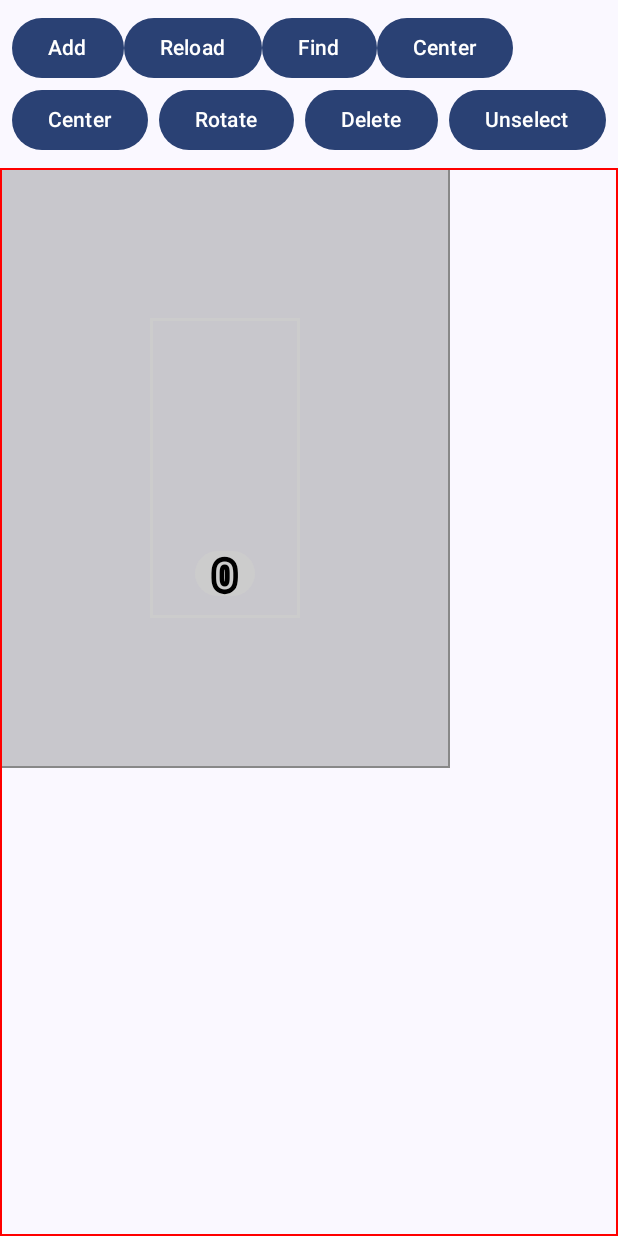
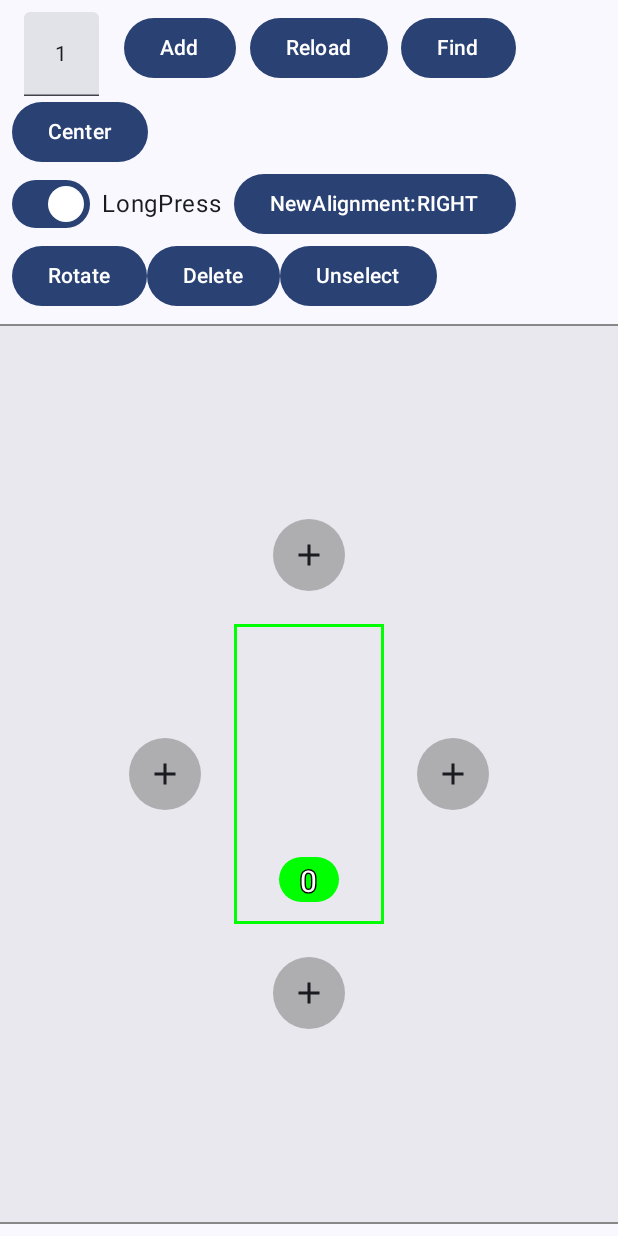
Before and after one commit to victorwads/ParkingShareAndroid, an Android app built with Jetpack Compose: the ParkingEditorScreen screen opened through its navigation route, after a tap on "Add", on a phone screen of 412 x 824 dp. Run offline under Robolectric (Android 15) with nearby library versions, the phone set to English and light mode, and no system bars; our stand-ins replace Firebase (no records; nobody signed in at launch, a user with empty details on screens opened directly).

Commit message:
final editor features

```diff
--- a/app/build.gradle.kts
+++ b/app/build.gradle.kts
@@ -15,8 +15,8 @@ android {
         applicationId = "br.com.victorwads.parkingshare"
         minSdk = 26
         targetSdk = 34
-        versionCode = 4
-        versionName = "08092023.2"
+        versionCode = 5
+        versionName = "09092023.1"
 
         testInstrumentationRunner = "androidx.test.runner.AndroidJUnitRunner"
         vectorDrawables {
--- /dev/null
+++ b/app/src/main/java/br/com/victorwads/parkingshare/ProjectSettings.kt
@@ -0,0 +1,3 @@
+package br.com.victorwads.parkingshare
+
+val isDebug = BuildConfig.DEBUG
--- a/app/src/main/java/br/com/victorwads/parkingshare/data/models/PlaceSpot.kt
+++ b/app/src/main/java/br/com/victorwads/parkingshare/data/models/PlaceSpot.kt
@@ -101,14 +101,15 @@ data class PlaceSpot(
     }
 
     @Exclude
-    fun alignWith(square2: PlaceSpot, alignment: Alignment) {
-        if (square2.id == id) return
+    fun alignWith(square2: PlaceSpot, alignment: Alignment): PlaceSpot {
+        if (square2.id == id) return this
         position = when (alignment) {
             Alignment.LEFT -> Position(square2.left - size.width, square2.top)
             Alignment.RIGHT -> Position(square2.left + square2.size.width, square2.top)
             Alignment.TOP -> Position(square2.left, square2.top - size.height)
             Alignment.BOTTOM -> Position(square2.left, square2.top + square2.size.height)
         }
+        return this
     }
 
     enum class Alignment {
--- a/app/src/main/java/br/com/victorwads/parkingshare/data/models/PlaceSpotExtensions.kt
+++ b/app/src/main/java/br/com/victorwads/parkingshare/data/models/PlaceSpotExtensions.kt
@@ -2,7 +2,6 @@ package br.com.victorwads.parkingshare.data.models
 
 import androidx.compose.ui.unit.DpSize
 import androidx.compose.ui.unit.dp
-import br.com.victorwads.parkingshare.presentation.screens.parking.shadowMargin
 
 val Map<String, PlaceSpot>.minX
     get() = this.minOfOrNull { it.value.position.x } ?: 0f
@@ -24,3 +23,18 @@ val Map<String, PlaceSpot>.area
         (maxX - minX).dp + (shadowMargin * 2),
         (maxY - minY).dp + (shadowMargin * 2)
     )
+
+val Map<String, PlaceSpot>.lastId
+    get() = this.maxOfOrNull { it.value.id }.let { this[it] ?: PlaceSpot() }
+
+fun PlaceSpot.fixPosition(spots: Map<String, PlaceSpot>): PlaceSpot {
+    var hitSpot = isInside(spots.values.toList())
+    var i = 0
+    while (hitSpot != null && i++ < spots.size) {
+        fixPosition(hitSpot)
+        hitSpot = isInside(spots.values.toList())
+    }
+    return this
+}
+
+val shadowMargin = 200.dp
--- a/app/src/main/java/br/com/victorwads/parkingshare/presentation/screens/parking/ParkingEditViewModel.kt
+++ b/app/src/main/java/br/com/victorwads/parkingshare/presentation/screens/parking/ParkingEditViewModel.kt
@@ -1,17 +1,19 @@
 package br.com.victorwads.parkingshare.presentation.screens.parking
 
 import androidx.compose.runtime.mutableFloatStateOf
+import androidx.compose.runtime.mutableIntStateOf
 import androidx.compose.runtime.mutableStateMapOf
 import androidx.compose.runtime.mutableStateOf
 import androidx.compose.ui.geometry.Offset
 import androidx.compose.ui.unit.IntSize
-import androidx.compose.ui.unit.dp
 import androidx.lifecycle.ViewModel
 import androidx.lifecycle.viewModelScope
 import br.com.victorwads.parkingshare.data.ParkingSpotsRepository
 import br.com.victorwads.parkingshare.data.models.PlaceSpot
 import br.com.victorwads.parkingshare.data.models.area
 import br.com.victorwads.parkingshare.data.models.boxSpot
+import br.com.victorwads.parkingshare.data.models.fixPosition
+import br.com.victorwads.parkingshare.data.models.lastId
 import br.com.victorwads.parkingshare.data.models.maxX
 import br.com.victorwads.parkingshare.data.models.maxY
 import br.com.victorwads.parkingshare.data.models.minX
@@ -23,6 +25,9 @@ class ParkingEditViewModel : ViewModel() {
 
     private val parkingSpotsRepository = ParkingSpotsRepository()
     private val tempFloor = "T"
+
+    val newItemsAlignment = mutableStateOf(PlaceSpot.Alignment.RIGHT)
+    val newItemsJump = mutableIntStateOf(1)
 
     val parkingSpots = mutableStateMapOf<String, PlaceSpot>()
     val selectedSpot = mutableStateOf<PlaceSpot?>(null)
@@ -40,36 +45,36 @@ class ParkingEditViewModel : ViewModel() {
         }
     }
 
-    fun findSpot(id: String) {
-        parkingSpots[id]?.let {
+    fun findSpot(term: String) {
+        val searched = parkingSpots[term]
+            ?: parkingSpots.values.find { it.id.lowercase().startsWith(term.lowercase()) }
+            ?: parkingSpots.values.find { it.id.lowercase().endsWith(term.lowercase()) }
+            ?: parkingSpots.values.find { it.id.lowercase().contains(term.lowercase()) }
+        searched?.let {
             selectedSpot.value = it
             animateToSpot(it)
-        } ?: addParkingSpot(name = id)
+        } ?: addParkingSpot(name = term)
     }
 
-    fun addParkingSpot(name: String? = null, save: Boolean = true) {
-        val newName = name ?: parkingSpots.size.toString()
-        val newSpot = selectedSpot.value?.let {
-            PlaceSpot(
-                id = newName,
-                floor = tempFloor,
-                position = it.position + Offset(it.size.width, 0f)
-            )
-        } ?: PlaceSpot(newName)
-        parkingSpots[newName] = newSpot
-        selectedSpot.value = newSpot
-        if (save) saveSpotChanges(newSpot)
-        animateToSpot(newSpot)
+    fun addParkingSpot(name: String? = null, save: Boolean = true, align: PlaceSpot.Alignment? = null): PlaceSpot {
+        align?.let { newItemsAlignment.value = it }
+        val new = (selectedSpot.value ?: parkingSpots.lastId).let { selectedSpot ->
+            selectedSpot.copy(
+                id = name ?: selectedSpot.id.toIntOrNull()?.plus(newItemsJump.intValue)?.toString() ?: "0",
+            ).alignWith(selectedSpot, newItemsAlignment.value)
+        }
+        new.let {
+            parkingSpots[it.id] = it.fixPosition(parkingSpots)
+            selectedSpot.value = it
+            animateToSpot(it)
+            if (save) saveSpotChanges(it)
+        }
+        return new
     }
 
     fun saveSpotChanges(spot: PlaceSpot, position: PlaceSpot.Position): PlaceSpot.Position {
         spot.position = position
-        var hitSpot = spot.isInside(parkingSpots.values.toList())
-        while (hitSpot != null) {
-            spot.fixPosition(hitSpot)
-            hitSpot = spot.isInside(parkingSpots.values.toList())
-        }
-
+        spot.fixPosition(parkingSpots)
         saveSpotChanges(spot)
         return spot.position
     }
@@ -86,6 +91,7 @@ class ParkingEditViewModel : ViewModel() {
         selectedSpot.value?.let {
             it.size = it.size.copy(width = it.size.height, height = it.size.width)
             parkingSpots[it.id] = it
+            it.fixPosition(parkingSpots)
             saveSpotChanges(it)
             animateToSpot(it, zoom = zoom.floatValue)
         }
@@ -95,6 +101,9 @@ class ParkingEditViewModel : ViewModel() {
         square ?: return
         parkingSpotsRepository.deleteSpot(tempFloor, square)
         parkingSpots.remove(square.id)
+        selectedSpot.value = parkingSpots.keys
+            .map { it.toIntOrNull() ?: 0 }.sorted()
+            .lastOrNull()?.let { parkingSpots[it.toString()] }
     }
 
     fun updateOffset(offset: Offset) {
@@ -165,5 +174,3 @@ class ParkingEditViewModel : ViewModel() {
         animateToSpot(selectedSpot.value ?: parkingSpots.boxSpot, zoom = zoom.floatValue)
     }
 }
-
-val shadowMargin = 100.dp
--- a/app/src/main/java/br/com/victorwads/parkingshare/presentation/screens/parking/ParkingEditorScreen.kt
+++ b/app/src/main/java/br/com/victorwads/parkingshare/presentation/screens/parking/ParkingEditorScreen.kt
@@ -4,13 +4,19 @@ import androidx.compose.foundation.layout.Arrangement
 import androidx.compose.foundation.layout.Column
 import androidx.compose.foundation.layout.ExperimentalLayoutApi
 import androidx.compose.foundation.layout.FlowRow
+import androidx.compose.foundation.layout.Row
 import androidx.compose.foundation.layout.Spacer
 import androidx.compose.foundation.layout.fillMaxSize
 import androidx.compose.foundation.layout.padding
+import androidx.compose.foundation.layout.size
 import androidx.compose.foundation.text.KeyboardActions
 import androidx.compose.foundation.text.KeyboardOptions
 import androidx.compose.material3.AlertDialog
 import androidx.compose.material3.Button
+import androidx.compose.material3.DropdownMenu
+import androidx.compose.material3.DropdownMenuItem
+import androidx.compose.material3.ExperimentalMaterial3Api
+import androidx.compose.material3.Switch
 import androidx.compose.material3.Text
 import androidx.compose.material3.TextButton
 import androidx.compose.material3.TextField
@@ -20,38 +26,80 @@ import androidx.compose.runtime.getValue
 import androidx.compose.runtime.mutableStateOf
 import androidx.compose.runtime.remember
 import androidx.compose.runtime.setValue
+import androidx.compose.ui.Alignment
 import androidx.compose.ui.Modifier
+import androidx.compose.ui.text.TextStyle
 import androidx.compose.ui.text.input.KeyboardType
+import androidx.compose.ui.text.style.TextAlign
+import androidx.compose.ui.unit.Dp
 import androidx.compose.ui.unit.dp
 import androidx.lifecycle.viewmodel.compose.viewModel
+import br.com.victorwads.parkingshare.data.models.PlaceSpot
 
-@OptIn(ExperimentalLayoutApi::class)
+@OptIn(ExperimentalLayoutApi::class, ExperimentalMaterial3Api::class)
 @Composable
 fun ParkingEditorScreen() {
-    val showDialog = remember { mutableStateOf(false) }
+    var showDialog by remember { mutableStateOf(false) }
     val viewModel: ParkingEditViewModel = viewModel()
+    var longPress by remember { mutableStateOf(true) }
     Column(modifier = Modifier.fillMaxSize()) {
         FlowRow(
             modifier = Modifier.padding(8.dp),
             horizontalArrangement = Arrangement.Absolute.SpaceBetween
         ) {
+            var newItemsJump by remember { viewModel.newItemsJump }
+            TextField(
+                modifier = Modifier
+                    .padding(start = 8.dp, end = 8.dp)
+                    .size(50.dp, Dp.Unspecified),
+                value = newItemsJump.toString(),
+                onValueChange = { newItemsJump = it.toIntOrNull() ?: 1 },
+                singleLine = true,
+                textStyle = TextStyle(textAlign = TextAlign.Center),
+                keyboardOptions = KeyboardOptions(keyboardType = KeyboardType.Number),
+                keyboardActions = KeyboardActions(onDone = { showDialog = false })
+            )
             Button(onClick = { viewModel.addParkingSpot() }) {
                 Text("Add")
             }
             Button(onClick = { viewModel.loadParkingSpots() }) {
                 Text("Reload")
             }
-            Button(onClick = { showDialog.value = true }) {
+            Button(onClick = { showDialog = true }) {
                 Text("Find")
             }
             Button(onClick = { viewModel.center() }) {
                 Text("Center")
             }
+            Spacer(modifier = Modifier.weight(1f))
+            Row(verticalAlignment = Alignment.CenterVertically) {
+                Switch(checked = longPress, onCheckedChange = { longPress = it })
+                Text("LongPress", modifier = Modifier.padding(start = 8.dp, end = 8.dp))
+
+                var expanded by remember { mutableStateOf(false) }
+                var selectedOption by remember { viewModel.newItemsAlignment }
+                Button(onClick = { expanded = !expanded }) {
+                    Text("NewAlignment:")
+                    Text(selectedOption.name)
+                }
+                DropdownMenu(
+                    expanded = expanded,
+                    onDismissRequest = { expanded = false }
+                ) {
+                    PlaceSpot.Alignment.values().forEach { value ->
+                        DropdownMenuItem(
+                            text = { Text(value.name) },
+                            onClick = {
+                                selectedOption = value
+                                expanded = false
+                            }
+                        )
+                    }
+                }
+            }
             if (viewModel.selectedSpot.value != null) {
                 Spacer(modifier = Modifier.weight(1f))
-                Button(onClick = { viewModel.center() }) {
-                    Text("Center")
-                }
+                Row(verticalAlignment = Alignment.CenterVertically) {
                     Button(onClick = { viewModel.rotateSpot() }) {
                         Text("Rotate")
                     }
@@ -63,15 +111,16 @@ fun ParkingEditorScreen() {
                     }
                 }
             }
-        DragAndDropSquares(viewModel = viewModel)
+        }
+        DragAndDropSquares(viewModel = viewModel, longPress = longPress)
     }
     LaunchedEffect(true) {
         viewModel.loadParkingSpots()
     }
-    if (showDialog.value) {
+    if (showDialog) {
         var textInput by remember { mutableStateOf("") }
         AlertDialog(
-            onDismissRequest = { showDialog.value = false },
+            onDismissRequest = { showDialog = false },
             title = { Text("Informe a vaga") },
             text = {
                 Column {
@@ -80,21 +129,21 @@ fun ParkingEditorScreen() {
                         onValueChange = { textInput = it },
                         singleLine = true,
                         keyboardOptions = KeyboardOptions(keyboardType = KeyboardType.Text),
-                        keyboardActions = KeyboardActions(onDone = { showDialog.value = false })
+                        keyboardActions = KeyboardActions(onDone = { showDialog = false })
                     )
                     Text("caso a vaga não existir ela será criada")
                 }
             },
             confirmButton = {
                 TextButton(onClick = {
-                    showDialog.value = false
+                    showDialog = false
                     viewModel.findSpot(textInput)
                 }) {
                     Text("Confirmar")
                 }
             },
             dismissButton = {
-                TextButton(onClick = { showDialog.value = false }) {
+                TextButton(onClick = { showDialog = false }) {
                     Text("Cancelar")
                 }
             }
--- a/app/src/main/java/br/com/victorwads/parkingshare/presentation/screens/parking/ParkingViewEditor.kt
+++ b/app/src/main/java/br/com/victorwads/parkingshare/presentation/screens/parking/ParkingViewEditor.kt
@@ -4,6 +4,7 @@ import android.util.Log
 import androidx.compose.foundation.Canvas
 import androidx.compose.foundation.background
 import androidx.compose.foundation.border
+import androidx.compose.foundation.gestures.detectDragGestures
 import androidx.compose.foundation.gestures.detectDragGesturesAfterLongPress
 import androidx.compose.foundation.gestures.detectTransformGestures
 import androidx.compose.foundation.layout.Box
@@ -13,6 +14,10 @@ import androidx.compose.foundation.layout.offset
 import androidx.compose.foundation.layout.requiredSize
 import androidx.compose.foundation.layout.size
 import androidx.compose.foundation.shape.CircleShape
+import androidx.compose.material.icons.Icons
+import androidx.compose.material.icons.filled.Add
+import androidx.compose.material3.Icon
+import androidx.compose.material3.IconButton
 import androidx.compose.material3.Text
 import androidx.compose.runtime.Composable
 import androidx.compose.runtime.getValue
@@ -35,24 +40,27 @@ import androidx.compose.ui.platform.LocalDensity
 import androidx.compose.ui.tooling.preview.Preview
 import androidx.compose.ui.unit.IntSize
 import androidx.compose.ui.unit.dp
+import androidx.compose.ui.zIndex
 import androidx.lifecycle.viewmodel.compose.viewModel
-import br.com.victorwads.parkingshare.BuildConfig
 import br.com.victorwads.parkingshare.data.models.PlaceSpot
 import br.com.victorwads.parkingshare.data.models.PlaceSpot.Position
 import br.com.victorwads.parkingshare.data.models.area
 import br.com.victorwads.parkingshare.data.models.minX
 import br.com.victorwads.parkingshare.data.models.minY
+import br.com.victorwads.parkingshare.data.models.shadowMargin
+import br.com.victorwads.parkingshare.isDebug
 
 val darkYellow = Color(0xFFDDBB00)
 
 @Composable
 fun DragAndDropSquares(
-    viewModel: ParkingEditViewModel = viewModel()
+    viewModel: ParkingEditViewModel = viewModel(),
+    longPress: Boolean
 ) {
     val squares = viewModel.parkingSpots
     val selectedSpot by remember { viewModel.selectedSpot }
     var zoomState by remember { viewModel.zoom }
-    var offset by remember { viewModel.offset }
+    val offset by remember { viewModel.offset }
     var size by remember { viewModel.size }
     val density = LocalDensity.current.density
 
@@ -60,7 +68,10 @@ fun DragAndDropSquares(
         modifier = Modifier
             .fillMaxSize()
             .clipToBounds()
-            .border(1.dp, Color.Red)
+            .let {
+                if (isDebug) it.border(1.dp, Color.Red)
+                else it
+            }
             .onSizeChanged {
                 size = IntSize(
                     (it.width.toFloat() / density).toInt(),
@@ -80,7 +91,7 @@ fun DragAndDropSquares(
                 }
             }
     ) {
-        if (BuildConfig.DEBUG)
+        if (isDebug)
             Column {
                 Text(text = "zoom: $zoomState")
                 Text(text = "offset: $offset")
@@ -95,22 +106,25 @@ fun DragAndDropSquares(
                 .offset(x = offset.x.dp, y = offset.y.dp)
                 .scale(zoomState)
         ) {
+            Box(
+                modifier = Modifier
+                    .requiredSize(squares.area)
+                    .offset(x = squares.minX.dp - shadowMargin, y = squares.minY.dp - shadowMargin)
+                    .border(1.dp, Color.Gray)
+                    .zIndex(0f)
+                    .background(Color(0x11000000))
+            )
             squares.forEach { (id, square) ->
                 key(id) {
                     ParkingSpot(
                         square = square,
                         selected = id == selectedSpot?.id,
+                        longPress = longPress,
+                        onAdd = { viewModel.addParkingSpot(align = it) },
                         onDragStart = { viewModel.selectSpot(square) }
                     ) { newSquare, position -> viewModel.saveSpotChanges(newSquare, position) }
                 }
             }
-            Box(
-                modifier = Modifier
-                    .requiredSize(squares.area)
-                    .offset(x = squares.minX.dp - shadowMargin, y = squares.minY.dp - shadowMargin)
-                    .border(1.dp, Color.Gray)
-                    .background(Color(0x33000000))
-            )
         }
     }
 }
@@ -119,6 +133,8 @@ fun DragAndDropSquares(
 private fun ParkingSpot(
     square: PlaceSpot,
     selected: Boolean,
+    longPress: Boolean = false,
+    onAdd: (PlaceSpot.Alignment) -> Unit = {},
     onDragStart: () -> Unit = {},
     onDragEnd: (PlaceSpot, Position) -> Position = { _, _ -> Position(0f, 0f) }
 ) {
@@ -131,17 +147,27 @@ private fun ParkingSpot(
                 y = offset.y.dp
             )
             .size(square.size.width.dp, square.size.height.dp)
-            .border(2.dp, if (selected) Color.White else darkYellow)
+            .border(2.dp, if (selected) Color.Green else Color.Yellow)
+            .zIndex(if (selected) 20f else 10f)
             .background(Color.Transparent)
-            .pointerInput(Unit) {
-                detectDragGesturesAfterLongPress(
-                    onDragStart = { onDragStart() },
-                    onDragEnd = {
-                        offset = onDragEnd(square, offset)
-                    },
-                ) { _, dragAmount ->
-                    if (dragAmount != Offset(0f, 0f)) {
-                        offset = offset.plus((dragAmount / density))
+            .pointerInput(longPress) {
+                if (longPress) {
+                    detectDragGesturesAfterLongPress(
+                        onDragStart = { onDragStart() },
+                        onDragEnd = { offset = onDragEnd(square, offset) },
+                    ) { _, dragAmount ->
+                        if (dragAmount != Offset(0f, 0f)) {
+                            offset = offset.plus((dragAmount / density))
+                        }
+                    }
+                } else {
+                    detectDragGestures(
+                        onDragStart = { onDragStart() },
+                        onDragEnd = { offset = onDragEnd(square, offset) }
+                    ) { _, dragAmount ->
+                        if (dragAmount != Offset(0f, 0f)) {
+                            offset = offset.plus((dragAmount / density))
+                        }
                     }
                 }
             },
@@ -156,10 +182,10 @@ private fun ParkingSpot(
                     x = if (square.size.width > square.size.height) (-15).dp else 0.dp,
                     y = if (square.size.width > square.size.height) 0.dp else (-15).dp
                 ),
-            boxColor = if (selected) Color.White else darkYellow,
+            boxColor = if (selected) Color.Green else Color.Yellow,
             text = square.id
         )
-        if (BuildConfig.DEBUG) {
+        if (isDebug) {
             Box(
                 contentAlignment = square.size.let {
                     if (it.width > it.height) Alignment.CenterStart
@@ -176,6 +202,46 @@ private fun ParkingSpot(
                 }
             }
         }
+        if (selected) {
+            val dpOffset = 70.dp
+            val css = Modifier.background(Color.Gray.copy(alpha = 0.6f), CircleShape)
+            Box(
+                modifier = Modifier
+                    .fillMaxSize()
+                    .offset(x = -dpOffset), contentAlignment = Alignment.CenterStart
+            ) {
+                IconButton(modifier = css, onClick = { onAdd(PlaceSpot.Alignment.LEFT) }) {
+                    Icon(imageVector = Icons.Default.Add, contentDescription = "Adicionar a Esquerda")
+                }
+            }
+            Box(
+                modifier = Modifier
+                    .fillMaxSize()
+                    .offset(x = dpOffset), contentAlignment = Alignment.CenterEnd
+            ) {
+                IconButton(modifier = css, onClick = { onAdd(PlaceSpot.Alignment.RIGHT) }) {
+                    Icon(imageVector = Icons.Default.Add, contentDescription = "Adicionar a Direita")
+                }
+            }
+            Box(
+                modifier = Modifier
+                    .fillMaxSize()
+                    .offset(y = -dpOffset), contentAlignment = Alignment.TopCenter
+            ) {
+                IconButton(modifier = css, onClick = { onAdd(PlaceSpot.Alignment.TOP) }) {
+                    Icon(imageVector = Icons.Default.Add, contentDescription = "Adicionar em Cima")
+                }
+            }
+            Box(
+                modifier = Modifier
+                    .fillMaxSize()
+                    .offset(y = dpOffset), contentAlignment = Alignment.BottomCenter
+            ) {
+                IconButton(modifier = css, onClick = { onAdd(PlaceSpot.Alignment.BOTTOM) }) {
+                    Icon(imageVector = Icons.Default.Add, contentDescription = "Adicionar em Baixo")
+                }
+            }
+        }
     }
 }
 
@@ -184,20 +250,20 @@ fun TextWithBorder(
     modifier: Modifier = Modifier,
     boxColor: Color,
     text: String,
-    size: Float = 38f,
+    size: Float = 30f,
 ) {
     val textPaintStroke = Paint().asFrameworkPaint().apply {
         isAntiAlias = true
         style = android.graphics.Paint.Style.STROKE
         textSize = size
         color = android.graphics.Color.BLACK
-        strokeWidth = size * 0.25f
-        strokeMiter = size * 0.25f
+        strokeWidth = size * 0.1f
+        strokeMiter = size * 0.1f
         strokeJoin = android.graphics.Paint.Join.ROUND
     }
     val textPaint = Paint().asFrameworkPaint().apply {
         isAntiAlias = true
-        style = android.graphics.Paint.Style.FILL
+        style = android.graphics.Paint.Style.FILL_AND_STROKE
         textSize = size
         color = android.graphics.Color.WHITE
     }
@@ -235,7 +301,7 @@ fun PreviewParkingSpotSelected() {
 @Composable
 fun PreviewParkingSpot() {
     ParkingSpot(
-        square = PlaceSpot("15"),
+        square = PlaceSpot("1534"),
         selected = false,
     )
 }
@@ -247,5 +313,5 @@ fun PreviewDragAndDropSquares() {
     viewModel.addParkingSpot(save = false)
     viewModel.addParkingSpot(save = false)
     viewModel.addParkingSpot(save = false)
-    DragAndDropSquares(viewModel = viewModel)
+    DragAndDropSquares(viewModel = viewModel, longPress = false)
 }
```
Also changed, not shown: app/src/main/java/br/com/victorwads/parkingshare/ParkingShareApplication.java (deleted, +0 -16 lines), app/src/main/java/br/com/victorwads/parkingshare/ParkingShareApplication.kt (added, +12 -0 lines), app/src/main/java/br/com/victorwads/parkingshare/data/CondominiumRepository.kt (added, +13 -0 lines). Lines whose indentation alone changed are shown as unchanged.
